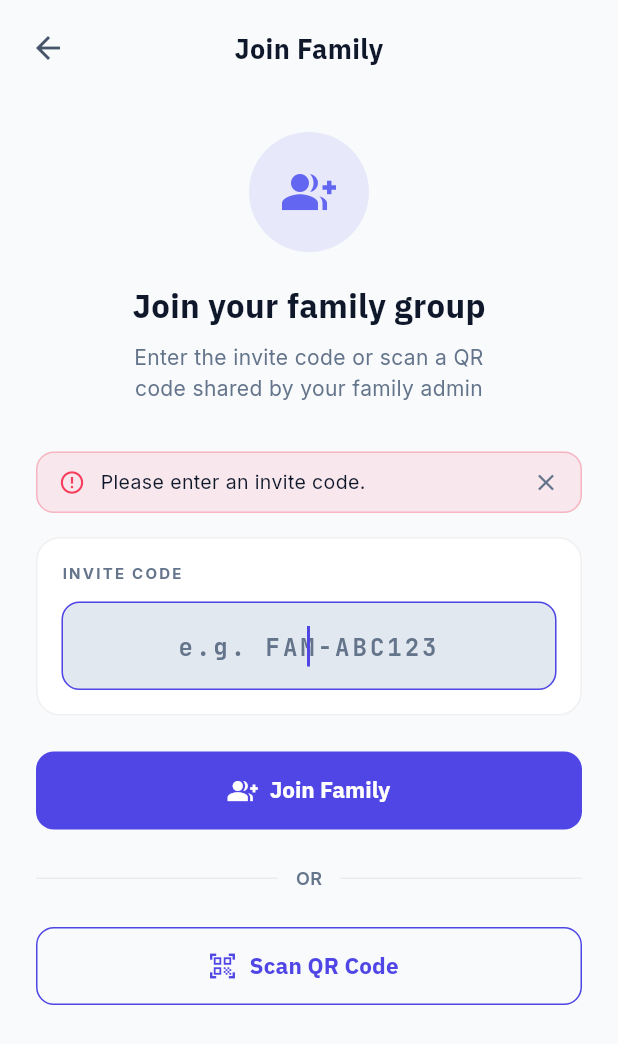
After one commit to jayy2kok/budgetly, a Flutter app: the JoinFamilyScreen screen opened by its route, after a tap on "Join Family", on a phone screen of 412 x 824 dp. The commit adds this screen. Shown: the top 1044 px of the screen. Run offline on Flutter 3.47's test engine with Material 3 defaults, Android fonts, the phone set to English and light mode, and no system bars; our stand-ins replace dio, flutter_riverpod, go_router, google_fonts, google_sign_in, permission_handler and 2 more; missing offline and left inert: flutter_sms_inbox, mobile_scanner; accounts and stored records are empty.

Commit message:
feat(ui): join family via invite code, QR scan, and deep link
- JoinFamilyScreen with manual code entry and QR scanner (mobile_scanner)
- QR scanner auto-extracts invite code from URL, deep link, or plain code
- Deep link support: budgetly://join?code=XXX and https://budgetly.app/join?code=XXX
- POST /families/join API integration in FamilyService (remote + mock)
- FamilyNotifier.joinViaInvite() reloads family state after joining
- Settings screen shows "Join Family" for non-members not yet in the family
- AndroidManifest intent filters for deep link handling
- Added url_launcher and mobile_scanner dependencies
- All 63 tests pass, flutter analyze clean

```diff
--- a/app/lib/config/routes.dart
+++ b/app/lib/config/routes.dart
@@ -13,6 +13,7 @@ import '../screens/messages/ignored_messages_screen.dart';
 import '../screens/settings/link_family_screen.dart';
 import '../screens/settings/family_group_settings_screen.dart';
 import '../screens/settings/profile_screen.dart';
+import '../screens/settings/join_family_screen.dart';
 
 /// Route path constants.
 class AppRoutes {
@@ -30,6 +31,7 @@ class AppRoutes {
   static const String linkFamily = '/settings/link-family';
   static const String familySettings = '/settings/family';
   static const String profile = '/settings/profile';
+  static const String joinFamily = '/join';
 }
 
 /// The app's router configuration using GoRouter.
@@ -101,5 +103,14 @@ final GoRouter appRouter = GoRouter(
       path: AppRoutes.profile,
       builder: (context, state) => const ProfileScreen(),
     ),
+
+    // ── Join Family — from deep link or manual entry ──
+    GoRoute(
+      path: AppRoutes.joinFamily,
+      builder: (context, state) {
+        final deepLinkCode = state.uri.queryParameters['code'];
+        return JoinFamilyScreen(deepLinkCode: deepLinkCode);
+      },
+    ),
   ],
 );
--- a/app/lib/data/family_service.dart
+++ b/app/lib/data/family_service.dart
@@ -12,4 +12,7 @@ abstract class FamilyService {
 
   /// Generate a real invite (link/QR) for [familyId]. Admin only on the API.
   Future<FamilyInvite> inviteFamily(String familyId, Map<String, dynamic> request);
+
+  /// Join a family group using an invite code.
+  Future<FamilyMember> joinFamily(String inviteCode);
 }
--- a/app/lib/providers/service_providers.dart
+++ b/app/lib/providers/service_providers.dart
@@ -68,6 +68,7 @@ final budgetServiceProvider = Provider<BudgetService>((ref) {
 
 /// Shared SMS pattern cache. Override in tests with a seeded fake cache.
 final patternCacheServiceProvider = Provider<PatternCacheService>((ref) {
+  ref.watch(_apiClientInitProvider); // ensure ApiClient.init() runs in real-API mode
   return PatternCacheService();
 });
 
--- /dev/null
+++ b/app/lib/screens/settings/join_family_screen.dart
@@ -0,0 +1,579 @@
+import 'package:flutter/material.dart';
+import 'package:flutter_riverpod/flutter_riverpod.dart';
+import 'package:go_router/go_router.dart';
+import 'package:google_fonts/google_fonts.dart';
+import 'package:mobile_scanner/mobile_scanner.dart';
+
+import '../../config/theme.dart';
+import '../../config/routes.dart';
+import '../../providers/family_provider.dart';
+
+/// Join Family — enter an invite code or scan a QR to join a family group.
+class JoinFamilyScreen extends ConsumerStatefulWidget {
+  /// Optional invite code pre-filled from a deep link.
+  final String? deepLinkCode;
+
+  const JoinFamilyScreen({super.key, this.deepLinkCode});
+
+  @override
+  ConsumerState<JoinFamilyScreen> createState() => _JoinFamilyScreenState();
+}
+
+class _JoinFamilyScreenState extends ConsumerState<JoinFamilyScreen> {
+  final _codeController = TextEditingController();
+  bool _joining = false;
+  String? _error;
+
+  @override
+  void initState() {
+    super.initState();
+    _codeController.text = widget.deepLinkCode ?? '';
+  }
+
+  @override
+  void dispose() {
+    _codeController.dispose();
+    super.dispose();
+  }
+
+  Future<void> _join() async {
+    final code = _codeController.text.trim();
+    if (code.isEmpty) {
+      setState(() => _error = 'Please enter an invite code.');
+      return;
+    }
+    setState(() {
+      _joining = true;
+      _error = null;
+    });
+    final success =
+        await ref.read(familyProvider.notifier).joinViaInvite(code);
+    if (!mounted) return;
+    if (success) {
+      if (context.mounted) context.go(AppRoutes.dashboard);
+    } else {
+      setState(() {
+        _joining = false;
+        _error = ref.read(familyProvider).error ??
+            'Could not join family. Check the code and try again.';
+      });
+    }
+  }
+
+  /// Opens the device camera to scan a QR code.
+  Future<void> _scanQr(BuildContext context) async {
+    try {
+      await _launchCameraScanner(context);
+    } catch (e) {
+      if (!mounted) return;
+      setState(() =>
+          _error = 'QR scanner not available. Enter code manually.');
+    }
+  }
+
+  /// Launch a camera-based QR scanner that extracts the invite code.
+  Future<void> _launchCameraScanner(BuildContext context) async {
+    await Navigator.of(context).push<String>(
+      MaterialPageRoute(
+        builder: (ctx) => _QrScannerPage(
+          onCodeDetected: (code) {
+            if (context.mounted) {
+              Navigator.of(context).pop(code);
+            }
+          },
+        ),
+      ),
+    ).then((code) {
+      if (code != null && context.mounted) {
+        final parsed = _extractInviteCode(code);
+        _codeController.text = parsed;
+        setState(() => _error = null);
+        // Auto-join after scanning
+        _join();
+      }
+    });
+  }
+
+  /// Extract an invite code from various formats:
+  /// - Plain code: "FAM-ABC123"
+  /// - URL: "https://budgetly.app/join?code=FAM-ABC123"
+  /// - URL with path: "https://budgetly.app/join/FAM-ABC123"
+  /// - Deep link: "budgetly://join?code=FAM-ABC123"
+  String _extractInviteCode(String raw) {
+    try {
+      final uri = Uri.tryParse(raw);
+      if (uri != null && uri.queryParameters['code'] != null) {
+        return uri.queryParameters['code']!;
+      }
+    } catch (_) {}
+
+    try {
+      final uri = Uri.tryParse(raw);
+      if (uri != null && uri.pathSegments.isNotEmpty) {
+        final last = uri.pathSegments.last;
+        if (last.isNotEmpty && !last.startsWith('/')) return last;
+      }
+    } catch (_) {}
+
+    return raw.trim();
+  }
+
+  @override
+  Widget build(BuildContext context) {
+    return Scaffold(
+      body: SafeArea(
+        child: Column(
+          children: [
+            // ── Header ──
+            Padding(
+              padding: EdgeInsets.fromLTRB(8, 8, 8, 0),
+              child: Row(
+                children: [
+                  IconButton(
+                    onPressed: () => context.pop(),
+                    icon: Icon(
+                      Icons.arrow_back,
+                      color: context.colors.textMuted,
+                    ),
+                  ),
+                  Expanded(
+                    child: Text(
+                      'Join Family',
+                      textAlign: TextAlign.center,
+                      style: GoogleFonts.ibmPlexSans(
+                        fontSize: 18,
+                        fontWeight: FontWeight.w700,
+                        color: context.colors.textMain,
+                      ),
+                    ),
+                  ),
+                  const SizedBox(width: 48),
+                ],
+              ),
+            ),
+
+            Expanded(
+              child: SingleChildScrollView(
+                padding: EdgeInsets.symmetric(horizontal: 24),
+                child: Column(
+                  crossAxisAlignment: CrossAxisAlignment.center,
+                  children: [
+                    SizedBox(height: 32),
+
+                    // Illustration
+                    Container(
+                      width: 80,
+                      height: 80,
+                      decoration: BoxDecoration(
+                        color: context.colors.primary.withValues(alpha: 0.1),
+                        shape: BoxShape.circle,
+                      ),
+                      child: Icon(
+                        Icons.group_add,
+                        size: 36,
+                        color: context.colors.primaryLight,
+                      ),
+                    ),
+
+                    SizedBox(height: 20),
+
+                    Text(
+                      'Join your family group',
+                      style: GoogleFonts.ibmPlexSans(
+                        fontSize: 22,
+                        fontWeight: FontWeight.w700,
+                        color: context.colors.textMain,
+                      ),
+                    ),
+                    SizedBox(height: 8),
+                    Text(
+                      'Enter the invite code or scan a QR\ncode shared by your family admin',
+                      textAlign: TextAlign.center,
+                      style: GoogleFonts.inter(
+                        fontSize: 14,
+                        color: context.colors.textDim,
+                        height: 1.5,
+                      ),
+                    ),
+
+                    SizedBox(height: 32),
+
+                    // Error banner
+                    if (_error != null) _buildErrorBanner(context),
+
+                    // Invite code input
+                    Container(
+                      width: double.infinity,
+                      padding: EdgeInsets.all(16),
+                      decoration: BoxDecoration(
+                        color: context.colors.cardSurface,
+                        borderRadius: BorderRadius.circular(
+                          BudgetlyTheme.radiusCard,
+                        ),
+                        border:
+                            Border.all(color: context.colors.borderSubtle),
+                      ),
+                      child: Column(
+                        crossAxisAlignment: CrossAxisAlignment.start,
+                        children: [
+                          Text(
+                            'INVITE CODE',
+                            style: GoogleFonts.inter(
+                              fontSize: 10,
+                              fontWeight: FontWeight.w700,
+                              color: context.colors.textDim,
+                              letterSpacing: 1.5,
+                            ),
+                          ),
+                          SizedBox(height: 12),
+                          TextField(
+                            controller: _codeController,
+                            autofocus: _codeController.text.isEmpty,
+                            textAlign: TextAlign.center,
+                            style: GoogleFonts.jetBrainsMono(
+                              fontSize: 18,
+                              fontWeight: FontWeight.w700,
+                              color: context.colors.textMain,
+                              letterSpacing: 2,
+                            ),
+                            decoration: InputDecoration(
+                              hintText: 'e.g. FAM-ABC123',
+                              hintStyle: GoogleFonts.jetBrainsMono(
+                                fontSize: 16,
+                                color: context.colors.textDim,
+                                letterSpacing: 2,
+                              ),
+                              filled: true,
+                              fillColor: context.colors.surfaceHighlight,
+                              border: OutlineInputBorder(
+                                borderRadius: BorderRadius.circular(
+                                  BudgetlyTheme.radiusMedium,
+                                ),
+                                borderSide: BorderSide.none,
+                              ),
+                              contentPadding: EdgeInsets.symmetric(
+                                horizontal: 16,
+                                vertical: 16,
+                              ),
+                            ),
+                            keyboardType: TextInputType.text,
+                            textInputAction: TextInputAction.done,
+                            onSubmitted: (_) => _join(),
+                          ),
+                        ],
+                      ),
+                    ),
+
+                    SizedBox(height: 24),
+
+                    // Join button
+                    SizedBox(
+                      width: double.infinity,
+                      height: 52,
+                      child: ElevatedButton.icon(
+                        onPressed: _joining ? null : _join,
+                        icon: _joining
+                            ? SizedBox(
+                                width: 20,
+                                height: 20,
+                                child: CircularProgressIndicator(
+                                  strokeWidth: 2,
+                                  color: Colors.white,
+                                ),
+                              )
+                            : Icon(Icons.group_add, size: 20),
+                        label: Text(
+                          _joining ? 'Joining…' : 'Join Family',
+                          style: GoogleFonts.ibmPlexSans(
+                            fontSize: 15,
+                            fontWeight: FontWeight.w700,
+                          ),
+                        ),
+                        style: ElevatedButton.styleFrom(
+                          backgroundColor: context.colors.primary,
+                          foregroundColor: Colors.white,
+                          shape: RoundedRectangleBorder(
+                            borderRadius: BorderRadius.circular(
+                              BudgetlyTheme.radiusMedium,
+                            ),
+                          ),
+                          elevation: 0,
+                        ),
+                      ),
+                    ),
+
+                    SizedBox(height: 24),
+
+                    // Divider
+                    Row(
+                      children: [
+                        Expanded(
+                          child:
+                              Divider(color: context.colors.borderSubtle),
+                        ),
+                        Padding(
+                          padding: EdgeInsets.symmetric(horizontal: 12),
+                          child: Text(
+                            'OR',
+                            style: GoogleFonts.inter(
+                              fontSize: 12,
+                              fontWeight: FontWeight.w600,
+                              color: context.colors.textDim,
+                            ),
+                          ),
+                        ),
+                        Expanded(
+                          child:
+                              Divider(color: context.colors.borderSubtle),
+                        ),
+                      ],
+                    ),
+
+                    SizedBox(height: 24),
+
+                    // QR Scan button
+                    SizedBox(
+                      width: double.infinity,
+                      height: 52,
+                      child: OutlinedButton.icon(
+                        onPressed: _joining ? null : () => _scanQr(context),
+                        icon: Icon(Icons.qr_code_scanner, size: 20),
+                        label: Text(
+                          'Scan QR Code',
+                          style: GoogleFonts.ibmPlexSans(
+                            fontSize: 15,
+                            fontWeight: FontWeight.w700,
+                          ),
+                        ),
+                        style: OutlinedButton.styleFrom(
+                          foregroundColor: context.colors.primary,
+                          side: BorderSide(color: context.colors.primary),
+                          shape: RoundedRectangleBorder(
+                            borderRadius: BorderRadius.circular(
+                              BudgetlyTheme.radiusMedium,
+                            ),
+                          ),
+                        ),
+                      ),
+                    ),
+
+                    SizedBox(height: 40),
+                  ],
+                ),
+              ),
+            ),
+          ],
+        ),
+      ),
+    );
+  }
+
+  Widget _buildErrorBanner(BuildContext context) {
+    return Container(
+      width: double.infinity,
+      margin: EdgeInsets.only(bottom: 16),
+      padding: EdgeInsets.symmetric(horizontal: 14, vertical: 10),
+      decoration: BoxDecoration(
+        color: context.colors.accentCoral.withValues(alpha: 0.1),
+        borderRadius: BorderRadius.circular(BudgetlyTheme.radiusMedium),
+        border: Border.all(
+          color: context.colors.accentCoral.withValues(alpha: 0.3),
+        ),
+      ),
+      child: Row(
+        children: [
+          Icon(
+            Icons.error_outline,
+            size: 18,
+            color: context.colors.accentCoral,
+          ),
+          SizedBox(width: 10),
+          Expanded(
+            child: Text(
+              _error ?? 'Something went wrong.',
+              style: GoogleFonts.inter(
+                fontSize: 13,
+                color: context.colors.textMain,
+              ),
+            ),
+          ),
+          GestureDetector(
+            onTap: () => setState(() => _error = null),
+            child: Icon(
+              Icons.close,
+              size: 18,
+              color: context.colors.textDim,
+            ),
+          ),
+        ],
+      ),
+    );
+  }
+}
+
+/// Full-screen QR code scanner page using mobile_scanner.
+class _QrScannerPage extends StatefulWidget {
+  final Function(String) onCodeDetected;
+
+  const _QrScannerPage({required this.onCodeDetected});
+
+  @override
+  State<_QrScannerPage> createState() => _QrScannerPageState();
+}
+
+class _QrScannerPageState extends State<_QrScannerPage> {
+  final MobileScannerController _controller = MobileScannerController(
+    torchEnabled: false,
+    facing: CameraFacing.back,
+    detectionSpeed: DetectionSpeed.normal,
+  );
+
+  @override
+  void dispose() {
+    _controller.dispose();
+    super.dispose();
+  }
+
+  @override
+  Widget build(BuildContext context) {
+    return Scaffold(
+      backgroundColor: Colors.black,
+      appBar: AppBar(
+        backgroundColor: Colors.black,
+        foregroundColor: Colors.white,
+        elevation: 0,
+        leading: IconButton(
+          onPressed: () {
+            _controller.stop();
+            Navigator.of(context).pop();
+          },
+          icon: Icon(Icons.close),
+        ),
+        title: Text(
+          'Scan QR Code',
+          style: GoogleFonts.ibmPlexSans(fontWeight: FontWeight.w600),
+        ),
+        actions: [
+          IconButton(
+            onPressed: () => _controller.toggleTorch(),
+            icon: Icon(Icons.flash_on),
+          ),
+        ],
+      ),
+      body: Stack(
+        children: [
+          // Camera feed from mobile_scanner
+          MobileScanner(
+            controller: _controller,
+            onDetect: (capture) {
+              final List<Barcode> barcodes = capture.barcodes;
+              for (final barcode in barcodes) {
+                final String? code = barcode.rawValue;
+                if (code != null && code.isNotEmpty) {
+                  _controller.stop();
+                  if (context.mounted) {
+                    widget.onCodeDetected(code);
+                    Navigator.of(context).pop(code);
+                  }
+                  return;
+                }
+              }
+            },
+          ),
+
+          // Overlay — scan frame
+          Center(
+            child: Container(
+              width: 250,
+              height: 250,
+              decoration: BoxDecoration(
+                border: Border.all(
+                  color: context.colors.primary,
+                  width: 3,
+                ),
+                borderRadius: BorderRadius.circular(20),
+              ),
+              child: Center(
+                child: Container(
+                  width: 50,
+                  height: 50,
+                  decoration: BoxDecoration(
+                    color: context.colors.primary.withValues(alpha: 0.3),
+                    borderRadius: BorderRadius.circular(10),
+                  ),
+                  child: Icon(
+                    Icons.qr_code_scanner,
+                    size: 32,
+                    color: Colors.white,
+                  ),
+                ),
+              ),
+            ),
+          ),
+
+          // Instruction overlay at bottom
+          Positioned(
+            bottom: 60,
+            left: 0,
+            right: 0,
+            child: Center(
+              child: Container(
+                padding:
+                    EdgeInsets.symmetric(horizontal: 24, vertical: 12),
+                decoration: BoxDecoration(
+                  color: Colors.black54,
+                  borderRadius: BorderRadius.circular(12),
+                ),
+                child: Text(
+                  'Point camera at the QR code',
+                  style: GoogleFonts.inter(
+                    fontSize: 14,
+                    color: Colors.white,
+                  ),
+                ),
+              ),
+            ),
+          ),
+        ],
+      ),
+      bottomSheet: Container(
+        padding: EdgeInsets.all(24),
+        color: Colors.black,
+        child: Column(
+          mainAxisSize: MainAxisSize.min,
+          children: [
+            Row(
+              mainAxisAlignment: MainAxisAlignment.center,
+              children: [
+                Icon(Icons.flash_on, size: 18, color: Colors.white70),
+                SizedBox(width: 8),
+                Text(
+                  'Ensure good lighting for best results',
+                  style: GoogleFonts.inter(
+                    fontSize: 12,
+                    color: Colors.white70,
+                  ),
+                ),
+              ],
+            ),
+            SizedBox(height: 12),
+            FilledButton.icon(
+              onPressed: () async {
+                await _controller.stop();
+                if (context.mounted) {
+                  Navigator.of(context).pop();
+                }
+              },
+              icon: Icon(Icons.close),
+              label: Text('Cancel'),
+              style: FilledButton.styleFrom(
+                backgroundColor: Colors.white24,
+                foregroundColor: Colors.white,
+              ),
+            ),
+          ],
+        ),
+      ),
+    );
+  }
+}
--- a/app/pubspec.yaml
+++ b/app/pubspec.yaml
@@ -45,6 +45,12 @@ dependencies:
   shared_preferences: ^2.3.4
   qr_flutter: ^4.1.0
 
+  # Deep linking
+  url_launcher: ^6.3.0
+
+  # QR scanning
+  mobile_scanner: ^5.2.3
+
 dev_dependencies:
   flutter_test:
     sdk: flutter
```
Also changed, not shown: app/lib/data/mock/mock_family_service.dart (+15 -0 lines), app/lib/data/remote/remote_family_service.dart (+9 -0 lines), app/lib/providers/family_provider.dart (+19 -0 lines), app/lib/screens/settings/settings_screen.dart (+7 -0 lines), app/pubspec.lock, 2 other files.
